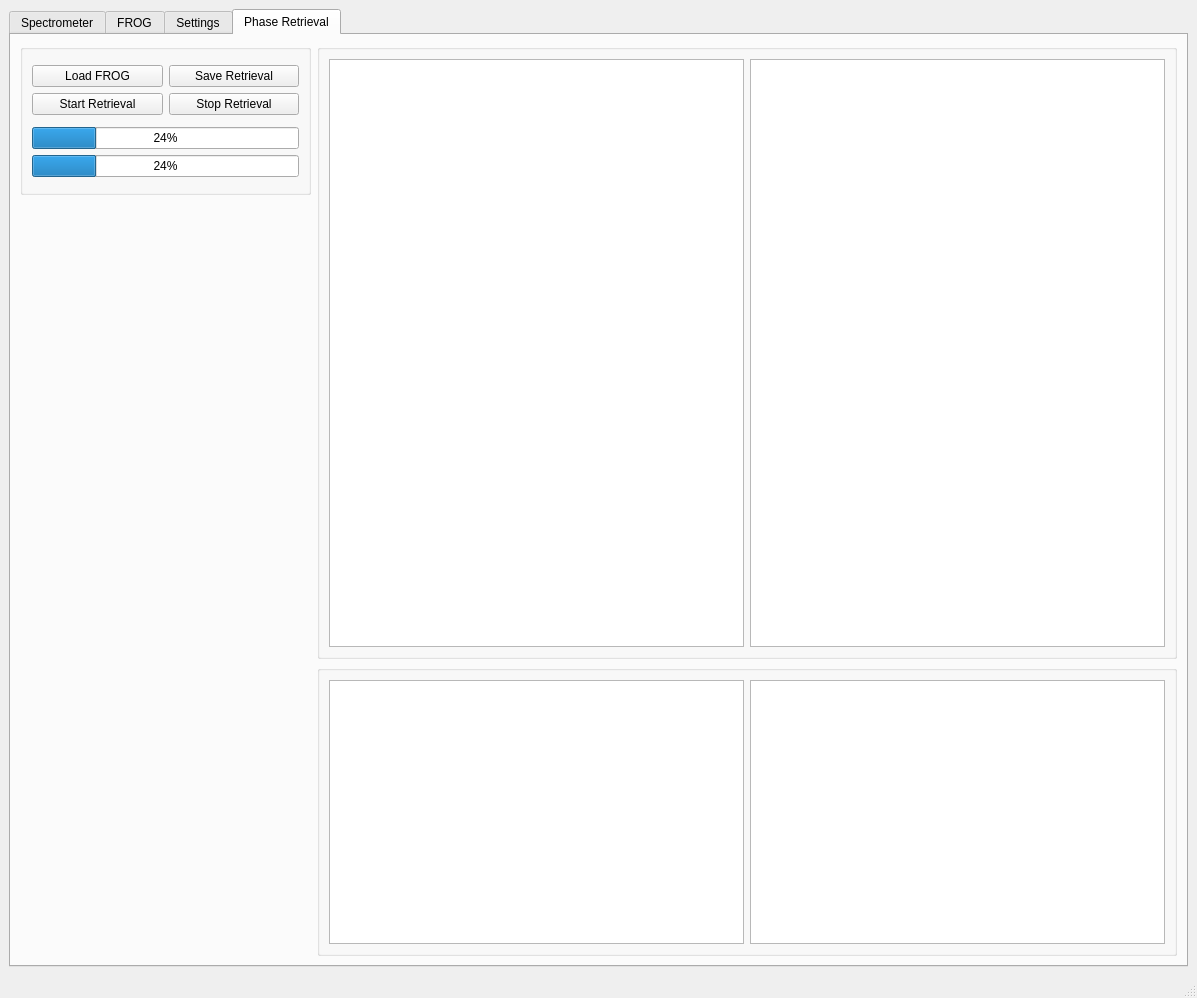
Old version of the form qt_designer/form.ui in the repository peter-chang62/Chi-3-FROG.
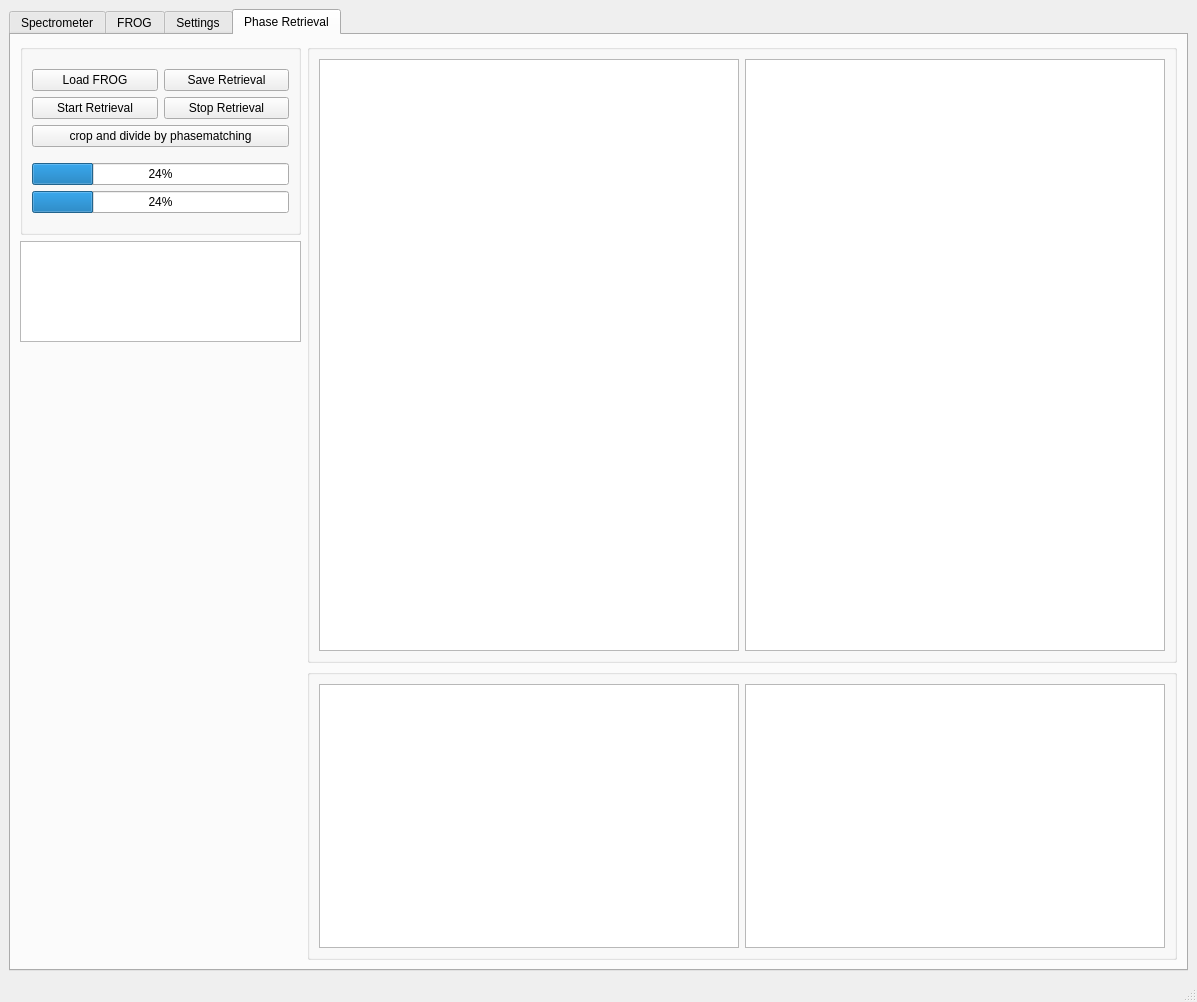
New version of the form. The open tabs and pages were chosen to show the change. Custom widgets are drawn as their Qt base class.

Diff of the .ui file:
```diff
--- a/qt_designer/form.ui
+++ b/qt_designer/form.ui
@@ -7,7 +7,7 @@
     <x>0</x>
     <y>0</y>
     <width>1197</width>
-    <height>998</height>
+    <height>1002</height>
    </rect>
   </property>
   <property name="windowTitle">
@@ -848,19 +848,21 @@
        </attribute>
        <layout class="QGridLayout" name="gridLayout_7">
         <item row="0" column="0">
-         <widget class="QGroupBox" name="groupBox_6">
+         <widget class="QGroupBox" name="">
           <property name="minimumSize">
            <size>
-            <width>291</width>
-            <height>151</height>
+            <width>281</width>
+            <height>191</height>
            </size>
           </property>
           <property name="maximumSize">
            <size>
-            <width>291</width>
-            <height>151</height>
+            <width>281</width>
+            <height>191</height>
            </size>
           </property>
+          <layout class="QVBoxLayout" name="verticalLayout_7">
+           <item>
           <layout class="QVBoxLayout" name="verticalLayout_6">
            <item>
             <layout class="QGridLayout" name="gridLayout_5">
@@ -895,6 +897,15 @@
             </layout>
            </item>
            <item>
+              <widget class="QPushButton" name="pb_crop_frog">
+               <property name="text">
+                <string>crop and divide by phasematching</string>
+               </property>
+              </widget>
+             </item>
+            </layout>
+           </item>
+           <item>
             <layout class="QVBoxLayout" name="verticalLayout_5">
              <item>
               <widget class="QProgressBar" name="pbar_iter">
@@ -915,7 +926,7 @@
           </layout>
          </widget>
         </item>
-        <item row="0" column="1" rowspan="2">
+        <item row="0" column="1" rowspan="3">
          <widget class="QGroupBox" name="">
           <property name="minimumSize">
            <size>
@@ -933,7 +944,17 @@
           </layout>
          </widget>
         </item>
-        <item row="1" column="0" rowspan="2">
+        <item row="1" column="0">
+         <widget class="QTextBrowser" name="tb_ret_error">
+          <property name="maximumSize">
+           <size>
+            <width>281</width>
+            <height>101</height>
+           </size>
+          </property>
+         </widget>
+        </item>
+        <item row="2" column="0" rowspan="2">
          <spacer name="verticalSpacer_2">
           <property name="orientation">
            <enum>Qt::Orientation::Vertical</enum>
@@ -941,12 +962,12 @@
           <property name="sizeHint" stdset="0">
            <size>
             <width>88</width>
-            <height>693</height>
+            <height>546</height>
            </size>
           </property>
          </spacer>
         </item>
-        <item row="2" column="1">
+        <item row="3" column="1">
          <widget class="QGroupBox" name="">
           <property name="maximumSize">
            <size>
```
Left out of the diff: 6 changed lines with no effect on the pictures. Lines whose indentation alone changed are shown as unchanged.
